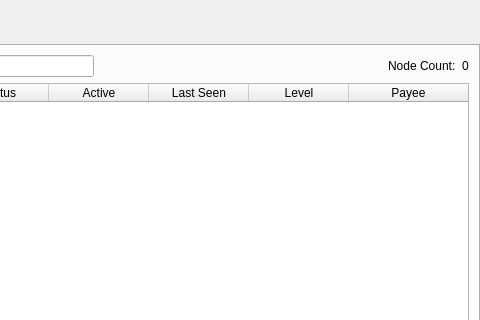
First picture: the form in src/qt/forms/masternodelist.ui, repository stonecoinproject/Stonecoin, before the edit; both pictures show x 263 to 743 and y 0 to 320 of the 743 by 457 pixel window.
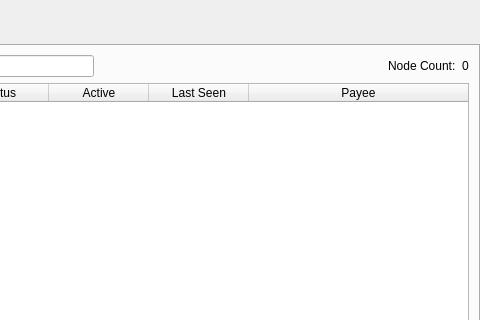
Second picture: the form after the edit.

What changed in the file:
```diff
--- a/src/qt/forms/masternodelist.ui
+++ b/src/qt/forms/masternodelist.ui
@@ -254,11 +254,6 @@
              <string>Last Seen</string>
             </property>
            </column>
-           <column>
-            <property name="text">
-             <string>Level</string>
-            </property>
-           </column>
            <column>
             <property name="text">
              <string>Payee</string>
```
Lines whose indentation alone changed are shown as unchanged.
